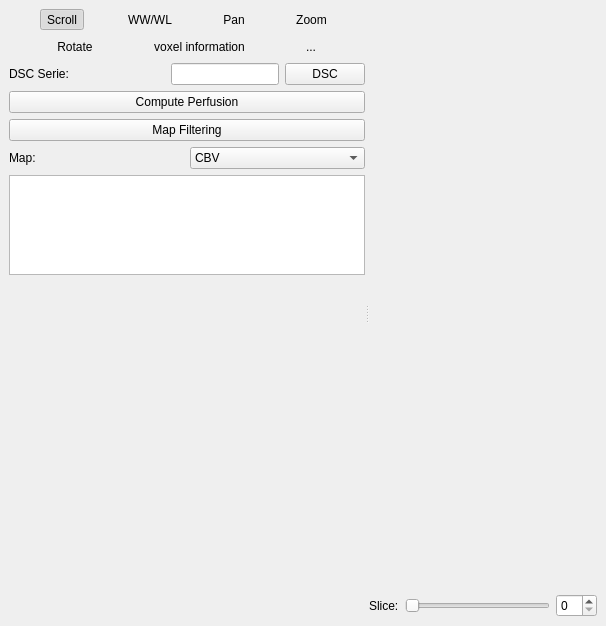
Qt form starviewer/src/extensions/playground/perfusionmapreconstruction/qperfusionmapreconstructionextensionbase.ui (starviewer-medical/starviewer) before a commit.
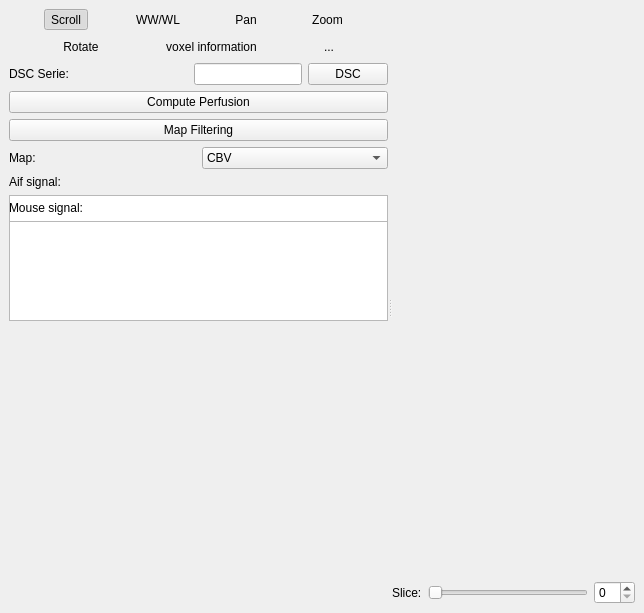
The same form after that commit. Icons and pictures are not drawn. Custom widgets are drawn as their Qt base class.

What changed in the file:
```diff
--- a/starviewer/src/extensions/playground/perfusionmapreconstruction/qperfusionmapreconstructionextensionbase.ui
+++ b/starviewer/src/extensions/playground/perfusionmapreconstruction/qperfusionmapreconstructionextensionbase.ui
@@ -5,14 +5,14 @@
    <rect>
     <x>0</x>
     <y>0</y>
-    <width>606</width>
-    <height>626</height>
+    <width>644</width>
+    <height>613</height>
    </rect>
   </property>
   <property name="windowTitle" >
    <string>Form</string>
   </property>
-  <layout class="QHBoxLayout" >
+  <layout class="QVBoxLayout" >
    <property name="margin" >
     <number>9</number>
    </property>
@@ -333,6 +333,13 @@
           </item>
          </layout>
         </item>
+        <item>
+         <widget class="QLabel" name="m_aifLabel" >
+          <property name="text" >
+           <string>Aif signal:</string>
+          </property>
+         </widget>
+        </item>
         <item>
          <widget class="udg::ShadeWidget" name="m_AIFView" >
           <property name="sizePolicy" >
@@ -351,6 +358,31 @@
           </property>
          </widget>
         </item>
+        <item>
+         <widget class="QLabel" name="label" >
+          <property name="text" >
+           <string>Mouse signal:</string>
+          </property>
+         </widget>
+        </item>
+        <item>
+         <widget class="udg::ShadeWidget" name="m_mouseTrackingView" >
+          <property name="sizePolicy" >
+           <sizepolicy>
+            <hsizetype>13</hsizetype>
+            <vsizetype>13</vsizetype>
+            <horstretch>0</horstretch>
+            <verstretch>0</verstretch>
+           </sizepolicy>
+          </property>
+          <property name="minimumSize" >
+           <size>
+            <width>150</width>
+            <height>100</height>
+           </size>
+          </property>
+         </widget>
+        </item>
         <item>
          <spacer>
           <property name="orientation" >
```
